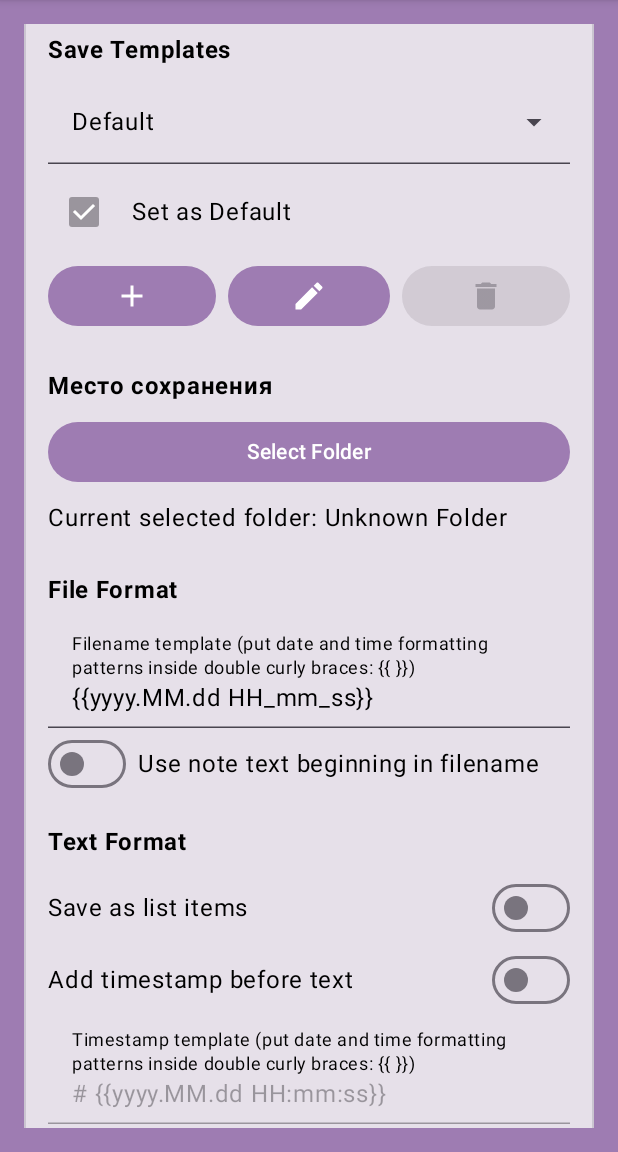
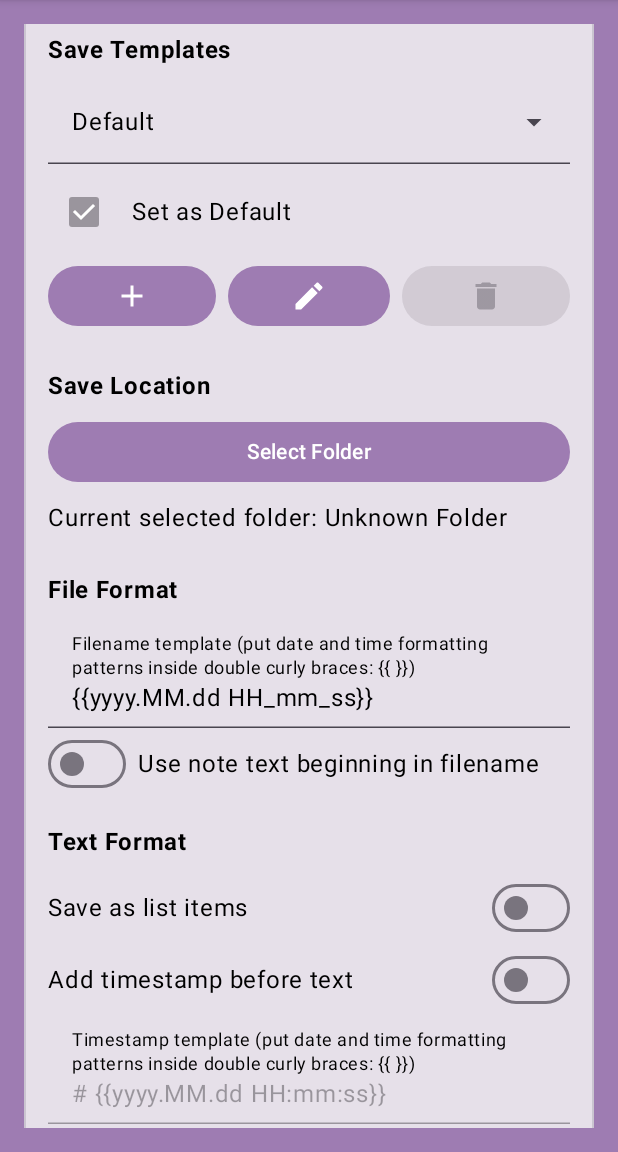
Before and after one commit to Fertion/QuickMDCapture, an Android app built with Jetpack Compose: the screen it shows after launch (MainActivity), scrolled down 514 dp, on a phone screen of 412 x 824 dp, the part 84-1236 px from its top. Run offline under Robolectric (Android 15) with nearby library versions, the phone set to English and light mode, and no system bars; 1 statement that could not run was skipped.

Commit message:
corrected the text

```diff
--- a/app/src/main/java/com/example/quickmdcapture/SettingsScreen.kt
+++ b/app/src/main/java/com/example/quickmdcapture/SettingsScreen.kt
@@ -491,7 +491,7 @@ fun SettingsScreen(
 
             // Save Location Section
             Text(
-                text = "Место сохранения",
+                text = stringResource(id = R.string.save_location_section_title),
                 fontWeight = FontWeight.Bold,
                 color = textColor,
                 modifier = Modifier.fillMaxWidth()
--- a/app/src/main/res/values/strings.xml
+++ b/app/src/main/res/values/strings.xml
@@ -99,4 +99,6 @@
 
     <string name="file_format_section_title">File Format</string>
     <string name="text_format_section_title">Text Format</string>
+
+    <string name="save_location_section_title">Save Location</string>
 </resources>
```
Also changed, not shown: 1 other file.
